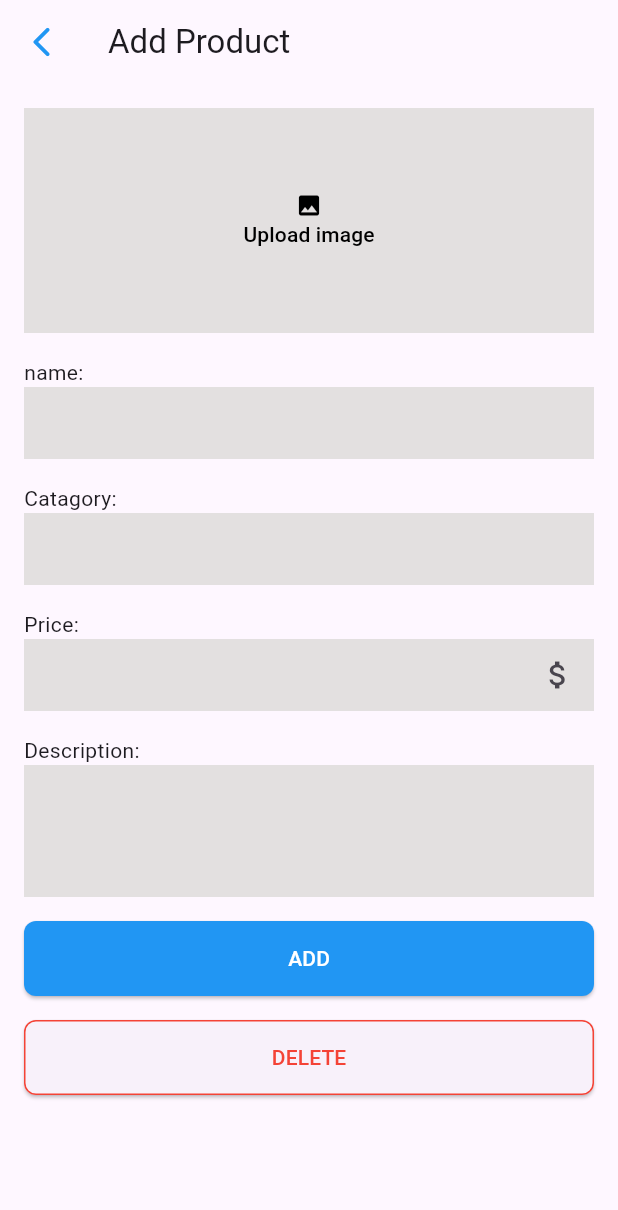
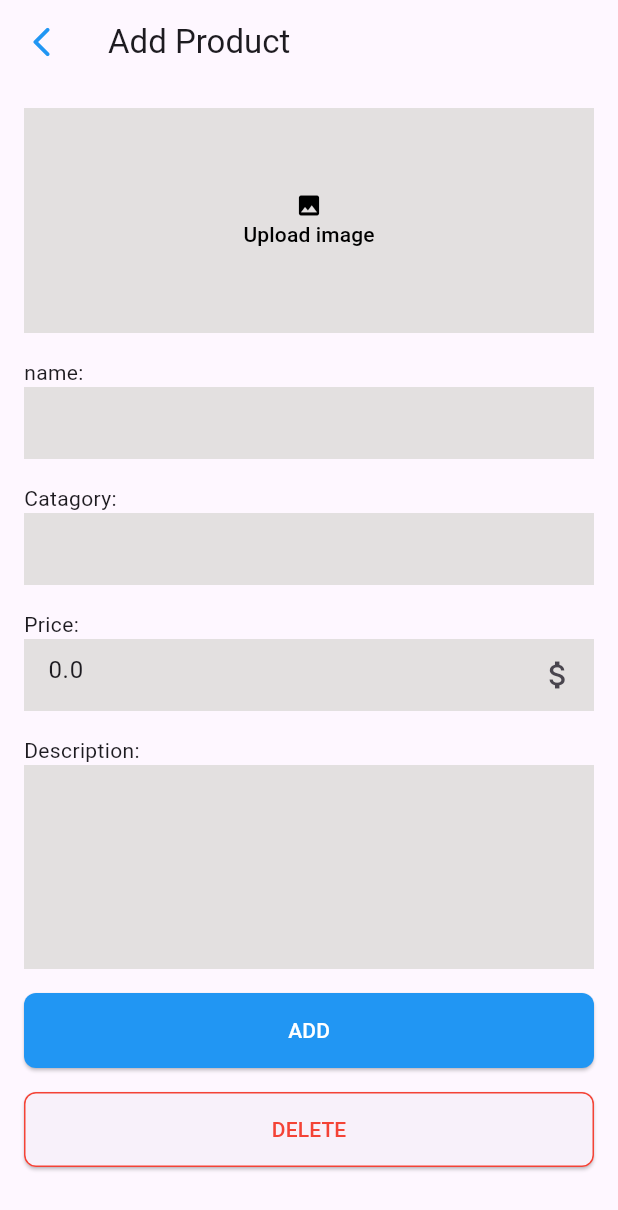
Before and after one commit to etsubeta132/2024-internship-mobile-tasks, a Flutter app: the screen it shows after launch, scrolled down 134 dp, after a tap on the "add" icon, on a phone screen of 412 x 824 dp. Shown: the top 1210 px of the screen. Run offline on Flutter 3.47's test engine with Material 3 defaults, Android fonts, the phone set to English and light mode, and no system bars; our stand-ins replace go_router, image_picker; network calls fail; Roboto replaces fonts that are missing (Poppins).

Commit message:
update navigation method

```diff
--- a/week-1/e_commerce/lib/Components/product.dart
+++ /dev/null
@@ -1,87 +0,0 @@
-import 'package:flutter/material.dart';
-
-class Product extends StatelessWidget {
-  final String imageUrl;
-  final double rating;
-  final double price;
-  final String title;
-  final String description;
-
-  const Product({
-    super.key,
-    required this.imageUrl,
-    required this.rating,
-    required this.price,
-    required this.title,
-    required this.description,
-  });
-
-  @override
-  Widget build(BuildContext context) {
-    return Card(
-      elevation: 4,
-      color: Colors.white,
-      child: Column(
-        crossAxisAlignment: CrossAxisAlignment.stretch,
-        children: [
-          ClipRRect(
-            borderRadius: const BorderRadius.vertical(top: Radius.circular(32)),
-            child: Image.network(
-              imageUrl,
-              height: 150,
-              width:double.infinity,
-              fit: BoxFit.cover,
-            ),
-          ),
-          const SizedBox(height: 16),
-          Padding(
-            padding: const EdgeInsets.all(16),
-            child: Row(
-              mainAxisAlignment: MainAxisAlignment.spaceBetween,
-              children: [
-                Expanded(
-                  child: Column(
-                    crossAxisAlignment: CrossAxisAlignment.start,
-                    children: [
-                      Text(
-                        title,
-                        style: const TextStyle(
-                          fontSize: 18,
-                          fontWeight: FontWeight.bold,
-                        ),
-                      ),
-                      const SizedBox(height: 8),
-                      Text(description),
-                    ],
-                  ),
-                ),
-                Expanded(
-                  child: Column(
-                  mainAxisAlignment: MainAxisAlignment.spaceBetween,
-                  crossAxisAlignment: CrossAxisAlignment.end,
-                  children: [
-                    Row(
-                      mainAxisAlignment: MainAxisAlignment.end,
-                      children: [
-                        const Icon(Icons.star,color: Colors.yellow,),
-                        Text('($rating)'),
-                      ],
-                    ),
-                    Text(
-                      '\$$price',
-                      style: const TextStyle(
-                        fontWeight: FontWeight.bold,
-                        color: Colors.green,
-                      ),
-                    ),
-                  ],
-                ),
-            ),
-            ],
-            ),
-          ),
-        ],
-      ),
-    );
-  }
-}
--- a/week-1/e_commerce/lib/Components/product_form.dart
+++ b/week-1/e_commerce/lib/Components/product_form.dart
@@ -2,13 +2,24 @@ import 'dart:io';
 
 import 'package:flutter/material.dart';
 import 'package:image_picker/image_picker.dart';
+import 'package:go_router/go_router.dart';
+
+class ProductForm extends StatefulWidget {
+  final String initialName;
+  final String initialCategory;
+  final double initialPrice;
+  final String initialDescription;
 
 
-import 'package:e_commerce/Screens/product_list.dart';
+  const ProductForm({
+    super.key,
+    this.initialName = '',
+    this.initialCategory = '',
+    this.initialPrice = 0.0,
+    this.initialDescription = '',
 
+  });
 
-class ProductForm extends StatefulWidget {
-  const ProductForm({super.key});
 
   @override
   _ProductFormState createState() => _ProductFormState();
@@ -17,10 +28,19 @@ class ProductForm extends StatefulWidget {
 class _ProductFormState extends State<ProductForm> {
   File? _image;
   final _picker = ImagePicker();
-  final TextEditingController _titleController = TextEditingController();
+  final TextEditingController _nameController = TextEditingController();
   final TextEditingController _descriptionController = TextEditingController();
   final TextEditingController _priceController = TextEditingController();
   final TextEditingController _catagoryController = TextEditingController();
+  @override
+  void initState() {
+    super.initState();
+    // Initialize controllers with initial values
+    _nameController.text = widget.initialName;
+    _catagoryController.text = widget.initialCategory;
+    _priceController.text = widget.initialPrice.toString();
+    _descriptionController.text = widget.initialDescription;
+  }
 
   Future<void> _pickImage() async {
     final pickedFile = await _picker.pickImage(source: ImageSource.gallery);
@@ -39,7 +59,7 @@ class _ProductFormState extends State<ProductForm> {
           color: Colors.blue,
           icon: const Icon(Icons.arrow_back_ios_rounded),
           onPressed: () {
-            Navigator.pop(context);
+            GoRouter.of(context).goNamed('productList');
           },
         ),
         title: const Text('Add Product'),
@@ -83,12 +103,11 @@ class _ProductFormState extends State<ProductForm> {
                 const Text('name: '),
                 const SizedBox(width: 16),
                 TextField(
-                  controller: _titleController,
+                  controller: _nameController,
                   decoration: const InputDecoration(
                       filled: true,
                       fillColor: Color.fromARGB(255, 227, 224, 224),
-                    border: InputBorder.none
-                  ),
+                      border: InputBorder.none),
                 ),
               ],
             ),
@@ -103,8 +122,7 @@ class _ProductFormState extends State<ProductForm> {
                   decoration: const InputDecoration(
                       filled: true,
                       fillColor: Color.fromARGB(255, 227, 224, 224),
-                    border: InputBorder.none
-                  ),
+                      border: InputBorder.none),
                 ),
               ],
             ),
@@ -137,9 +155,8 @@ class _ProductFormState extends State<ProductForm> {
                   decoration: const InputDecoration(
                       filled: true,
                       fillColor: Color.fromARGB(255, 227, 224, 224),
-                    border: InputBorder.none
-                  ),
-                  maxLines: 3,
+                      border: InputBorder.none),
+                  maxLines: 5,
                 ),
               ],
             ),
@@ -153,17 +170,14 @@ class _ProductFormState extends State<ProductForm> {
                       borderRadius: BorderRadius.circular(8),
                     )),
                 onPressed: () {
-                  setState(() {
-                    final String title = _titleController.text;
-                    final String catagory = _catagoryController.text;
-                    final String description = _descriptionController.text;
-                    final double price =
-                        double.tryParse(_priceController.text) ?? 0;
-                  });
-                  Navigator.push(
-                      context,
-                      MaterialPageRoute(
-                          builder: (context) => const ProductList()));
+                  // setState(() {
+                  //   final String title = _titleController.text;
+                  //   final String catagory = _catagoryController.text;
+                  //   final String description = _descriptionController.text;
+                  //   final double price =
+                  //       double.tryParse(_priceController.text) ?? 0;
+                  // });
+                  GoRouter.of(context).goNamed('productList');
                 },
                 child: const Text('ADD')),
             const SizedBox(height: 16),
@@ -175,13 +189,14 @@ class _ProductFormState extends State<ProductForm> {
                         borderRadius: BorderRadius.circular(8),
                         side: const BorderSide(color: Colors.red))),
                 onPressed: () {
-                  setState(() {
-                    final String title = _titleController.text;
-                    final String category = _catagoryController.text;
-                    final String description = _descriptionController.text;
-                    final double price =
-                        double.tryParse(_priceController.text) ?? 0;
-                  });
+                  // setState(() {
+                  //   final String title = _titleController.text;
+                  //   final String category = _catagoryController.text;
+                  //   final String description = _descriptionController.text;
+                  //   final double price =
+                  //       double.tryParse(_priceController.text) ?? 0;
+                  // });
+                  GoRouter.of(context).goNamed('productList');
                 },
                 child: const Text('DELETE')),
           ],
--- a/week-1/e_commerce/lib/Models/product.dart
+++ b/week-1/e_commerce/lib/Models/product.dart
@@ -1,17 +1,89 @@
-class Product {
-  final int id;
+import 'package:flutter/material.dart';
+
+class Product extends StatelessWidget {
   final String imageUrl;
   final double rating;
   final double price;
-  final String title;
+  final String name;
+  final String category;
   final String description;
 
   const Product({
-    required this.id,
+    super.key,
     required this.imageUrl,
     required this.rating,
     required this.price,
-    required this.title,
+    required this.name,
+    required this.category,
     required this.description,
   });
+
+  @override
+  Widget build(BuildContext context) {
+    return Card(
+      elevation: 4,
+      color: Colors.white,
+      child: Column(
+        crossAxisAlignment: CrossAxisAlignment.stretch,
+        children: [
+          ClipRRect(
+            borderRadius: const BorderRadius.vertical(top: Radius.circular(32)),
+            child: Image.network(
+              imageUrl,
+              height: 150,
+              width:double.infinity,
+              fit: BoxFit.cover,
+            ),
+          ),
+          const SizedBox(height: 16),
+          Padding(
+            padding: const EdgeInsets.all(16),
+            child: Row(
+              mainAxisAlignment: MainAxisAlignment.spaceBetween,
+              children: [
+                Expanded(
+                  child: Column(
+                    crossAxisAlignment: CrossAxisAlignment.start,
+                    children: [
+                      Text(
+                        name,
+                        style: const TextStyle(
+                          fontSize: 18,
+                          fontWeight: FontWeight.bold,
+                        ),
+                      ),
+                      const SizedBox(height: 8),
+                      Text(category),
+                    ],
+                  ),
+                ),
+                Expanded(
+                  child: Column(
+                  mainAxisAlignment: MainAxisAlignment.spaceBetween,
+                  crossAxisAlignment: CrossAxisAlignment.end,
+                  children: [
+                    Row(
+                      mainAxisAlignment: MainAxisAlignment.end,
+                      children: [
+                        const Icon(Icons.star,color: Colors.yellow,),
+                        Text('($rating)'),
+                      ],
+                    ),
+                    Text(
+                      '\$$price',
+                      style: const TextStyle(
+                        fontWeight: FontWeight.bold,
+                        color: Colors.green,
+                      ),
+                    ),
+                  ],
+                ),
+            ),
+            ],
+            ),
+          ),
+        ],
+      ),
+    );
+  }
 }
--- a/week-1/e_commerce/lib/Screens/product_list.dart
+++ b/week-1/e_commerce/lib/Screens/product_list.dart
@@ -1,11 +1,9 @@
-
 import 'package:flutter/material.dart';
 import 'package:intl/intl.dart';
+import 'package:go_router/go_router.dart';
 
-import 'package:e_commerce/Components/product_form.dart';
 import 'package:e_commerce/Components/curved_rec_button.dart';
-import 'package:e_commerce/Components/product.dart';
-import 'package:e_commerce/Screens/product_detail.dart';
+import 'package:e_commerce/Models/product.dart';
 
 class ProductList extends StatelessWidget {
   const ProductList({super.key});
@@ -20,24 +18,30 @@ class ProductList extends StatelessWidget {
             'https://s3-alpha-sig.figma.com/img/005f/a4d5/e74cfc63b04b98f4bd9fd3c66b91c014?Expires=1711324800&Key-Pair-Id=APKAQ4GOSFWCVNEHN3O4&Signature=lNXsWS5tmHBRRiHa5owwbmPDZ8itM9sxsHd0rQpEjYqjEoOddPR2sPUhNDfnzDMCHpVUJmZ4zhr8V0YP9NYi3aKgVhtvydwCfB1zkUvIP4row~OFLcH1FSMVe6cO4jRkkDThtIEpKn2KrW0MGbwKtMB7j9Wwwr291SMR64gHb4Lg-6~rmaGCnENhBHsMrlTQ8r6DTmb~bDDA4qqVz5wJtFD3-KsGX91VFhFNO3-wVP4pQUjZsKwtq0FO~y8eMn9qDnEdJTzlR5P-Pyg82-fqOehtcKYqWFUsqI9jy7txwcQP5fXvpkQHi3XzpRqkfL5~CqrDibHUIiltkAFP7Synvg__',
         price: 100,
         rating: 4.5,
-        title: 'Example Product',
-        description: "men's shoes",
+        name: 'Product 1',
+        category: "men's shoes",
+        description:
+            "A derby leather shoe is a classic and versatile footwear option characterized by its open lacing system, where the shoelace eyelets are sewn on top of the vamp (the upper part of the shoe). This design feature provides a more relaxed and casual look compared to the closed lacing system of oxford shoes. Derby shoes are typically made of high-quality leather, known for its durability and elegance,making them suitable for both formal and casual occasions.",
       ),
       const Product(
         imageUrl:
             'https://s3-alpha-sig.figma.com/img/005f/a4d5/e74cfc63b04b98f4bd9fd3c66b91c014?Expires=1711324800&Key-Pair-Id=APKAQ4GOSFWCVNEHN3O4&Signature=lNXsWS5tmHBRRiHa5owwbmPDZ8itM9sxsHd0rQpEjYqjEoOddPR2sPUhNDfnzDMCHpVUJmZ4zhr8V0YP9NYi3aKgVhtvydwCfB1zkUvIP4row~OFLcH1FSMVe6cO4jRkkDThtIEpKn2KrW0MGbwKtMB7j9Wwwr291SMR64gHb4Lg-6~rmaGCnENhBHsMrlTQ8r6DTmb~bDDA4qqVz5wJtFD3-KsGX91VFhFNO3-wVP4pQUjZsKwtq0FO~y8eMn9qDnEdJTzlR5P-Pyg82-fqOehtcKYqWFUsqI9jy7txwcQP5fXvpkQHi3XzpRqkfL5~CqrDibHUIiltkAFP7Synvg__',
         price: 29.99,
-        rating: 4.5,
-        title: 'Example Product',
-        description: "men's shoes",
+        rating: 4.3,
+        name: 'Product2',
+        category: "men's shoes",
+        description:
+            "A derby leather shoe is a classic and versatile footwear option characterized by its open lacing system, where the shoelace eyelets are sewn on top of the vamp (the upper part of the shoe). This design feature provides a more relaxed and casual look compared to the closed lacing system of oxford shoes. Derby shoes are typically made of high-quality leather, known for its durability and elegance,making them suitable for both formal and casual occasions.",
       ),
       const Product(
         imageUrl:
             'https://s3-alpha-sig.figma.com/img/005f/a4d5/e74cfc63b04b98f4bd9fd3c66b91c014?Expires=1711324800&Key-Pair-Id=APKAQ4GOSFWCVNEHN3O4&Signature=lNXsWS5tmHBRRiHa5owwbmPDZ8itM9sxsHd0rQpEjYqjEoOddPR2sPUhNDfnzDMCHpVUJmZ4zhr8V0YP9NYi3aKgVhtvydwCfB1zkUvIP4row~OFLcH1FSMVe6cO4jRkkDThtIEpKn2KrW0MGbwKtMB7j9Wwwr291SMR64gHb4Lg-6~rmaGCnENhBHsMrlTQ8r6DTmb~bDDA4qqVz5wJtFD3-KsGX91VFhFNO3-wVP4pQUjZsKwtq0FO~y8eMn9qDnEdJTzlR5P-Pyg82-fqOehtcKYqWFUsqI9jy7txwcQP5fXvpkQHi3XzpRqkfL5~CqrDibHUIiltkAFP7Synvg__',
         price: 29.99,
-        rating: 4.5,
-        title: 'Example Product',
-        description: "men's shoes",
+        rating: 4.8,
+        name: 'Product3',
+        category: "men's shoes",
+        description:
+            "A derby leather shoe is a classic and versatile footwear option characterized by its open lacing system, where the shoelace eyelets are sewn on top of the vamp (the upper part of the shoe). This design feature provides a more relaxed and casual look compared to the closed lacing system of oxford shoes. Derby shoes are typically made of high-quality leather, known for its durability and elegance,making them suitable for both formal and casual occasions.",
       ),
     ];
     return Scaffold(
@@ -109,22 +113,24 @@ class ProductList extends StatelessWidget {
                   itemCount: products.length,
                   itemBuilder: (context, index) {
                     Product product = products[index];
-                    return TextButton(
-                      onPressed: () {
-                        Navigator.push(
-                          context,
-                          MaterialPageRoute(
-                            builder: (context) => ProductDetail(
-                              imageUrl: product.imageUrl,
-                              rating: product.rating,
-                              price: product.price,
-                              title: product.title,
-                              description: product.description,
-                            ),
-                          ),
+                    return GestureDetector(
+                      onTap: () {
+                        GoRouter.of(context).goNamed(
+                          'productDetail',
+                          queryParameters: {
+                            'imageUrl': product.imageUrl,
+                            'rating': product.rating.toString(),
+                            'price': product.price.toString(),
+                            'name': product.name,
+                            'category': product.category,
+                            'description': product.description,
+                          },
                         );
                       },
-                      child: product,
+                      child: Container(
+                        padding: const EdgeInsets.all(8),
+                        child: product,
+                      ),
                     );
                   }),
             )
@@ -135,8 +141,7 @@ class ProductList extends StatelessWidget {
           backgroundColor: Colors.blue,
           shape: const CircleBorder(),
           onPressed: () {
-            Navigator.push(context,
-                MaterialPageRoute(builder: (context) => const ProductForm()));
+            GoRouter.of(context).goNamed('addProduct');
           },
           child: const Icon(Icons.add)),
     );
--- a/week-1/e_commerce/lib/main.dart
+++ b/week-1/e_commerce/lib/main.dart
@@ -1,7 +1,6 @@
+import 'package:flutter/material.dart';
 
-import 'package:e_commerce/Screens/product_list.dart';
-
-import 'package:flutter/material.dart';
+import 'package:e_commerce/routes.dart';
 
 void main() {
   runApp(const Ecommerce());
@@ -12,35 +11,14 @@ class Ecommerce extends StatelessWidget {
 
   @override
   Widget build(BuildContext context) {
-    return MaterialApp(
-
+    return MaterialApp.router(
       debugShowCheckedModeBanner: false,
-      title: 'Flutter Demo',
+      routerConfig: router,
       theme: ThemeData(
         colorScheme: ColorScheme.fromSeed(seedColor: Colors.deepPurple),
         useMaterial3: true,
         fontFamily: 'Poppins',
       ),
-      home: const EcommercePage(title: 'Flutter Demo Home Page'),
     );
   }
 }
-
-class EcommercePage extends StatefulWidget {
-  const EcommercePage({super.key, required this.title});
-
-  final String title;
-
-  @override
-  State<EcommercePage> createState() => _EcommercePageState();
-}
-
-class _EcommercePageState extends State<EcommercePage> {
-  @override
-  Widget build(BuildContext context) {
-    return const Scaffold(
-      body: ProductList()
-
-    );
-  }
-}
--- /dev/null
+++ b/week-1/e_commerce/lib/routes.dart
@@ -0,0 +1,67 @@
+import 'package:flutter/material.dart';
+import 'package:go_router/go_router.dart';
+
+import 'package:e_commerce/Components/product_form.dart';
+import 'package:e_commerce/Screens/product_detail.dart';
+import 'package:e_commerce/Screens/product_list.dart';
+
+GoRouter router = GoRouter(
+  routes: [
+    GoRoute(
+        name: 'productList',
+        path: '/',
+        pageBuilder: (context, state) {
+          return const MaterialPage(child: ProductList());
+        }),
+    GoRoute(
+        name: 'addProduct',
+        path: '/new',
+        pageBuilder: (context, state) {
+          return const MaterialPage(child: ProductForm());
+        }),
+    GoRoute(
+        name: 'updateProduct',
+        path: '/update',
+       pageBuilder: (context, state) {
+          final Map<String, dynamic> params = state.uri.queryParameters;
+          // final String imageUrl = params['imageUrl'];
+          // final double rating = double.tryParse(params['rating']) ?? 0.0;
+          final double price = double.tryParse(params['price']) ?? 0;
+          final String name = params['name'];
+          final String category = params['category'];
+          final String description = params['description'];
+          return MaterialPage(
+            child: ProductForm(
+                  initialName: name,
+                  initialCategory: category,
+                  initialPrice: price,
+                  initialDescription:description,
+                  // initialImagePath:imageUrl,
+        )
+          );
+        }),
+    GoRoute(
+        name: 'productDetail',
+        path: '/detail',
+        pageBuilder: (context, state) {
+          final Map<String, dynamic> params = state.uri.queryParameters;
+          final String imageUrl = params['imageUrl'];
+          final double rating = double.tryParse(params['rating']) ?? 0.0;
+          final double price = double.tryParse(params['price']) ?? 0;
+          final String name = params['name'];
+          final String category = params['category'];
+          final String description = params['description'];
+
+          return MaterialPage(
+            child: ProductDetail(
+              imageUrl: imageUrl,
+              rating: rating,
+              price: price,
+              name: name,
+              category: category,
+              description: description,
+            ),
+          );
+        }),
+  ],
+);
--- a/week-1/e_commerce/pubspec.yaml
+++ b/week-1/e_commerce/pubspec.yaml
@@ -37,6 +37,7 @@ dependencies:
   cupertino_icons: ^1.0.6
   image_picker: ^1.0.7
   intl: ^0.19.0
+  go_router: ^13.2.1
 
 
 
```
Also changed, not shown: week-1/e_commerce/lib/Screens/product_detail.dart (+88 -42 lines), week-1/e_commerce/pubspec.lock, 1 other file. Lines whose indentation alone changed are shown as unchanged.
